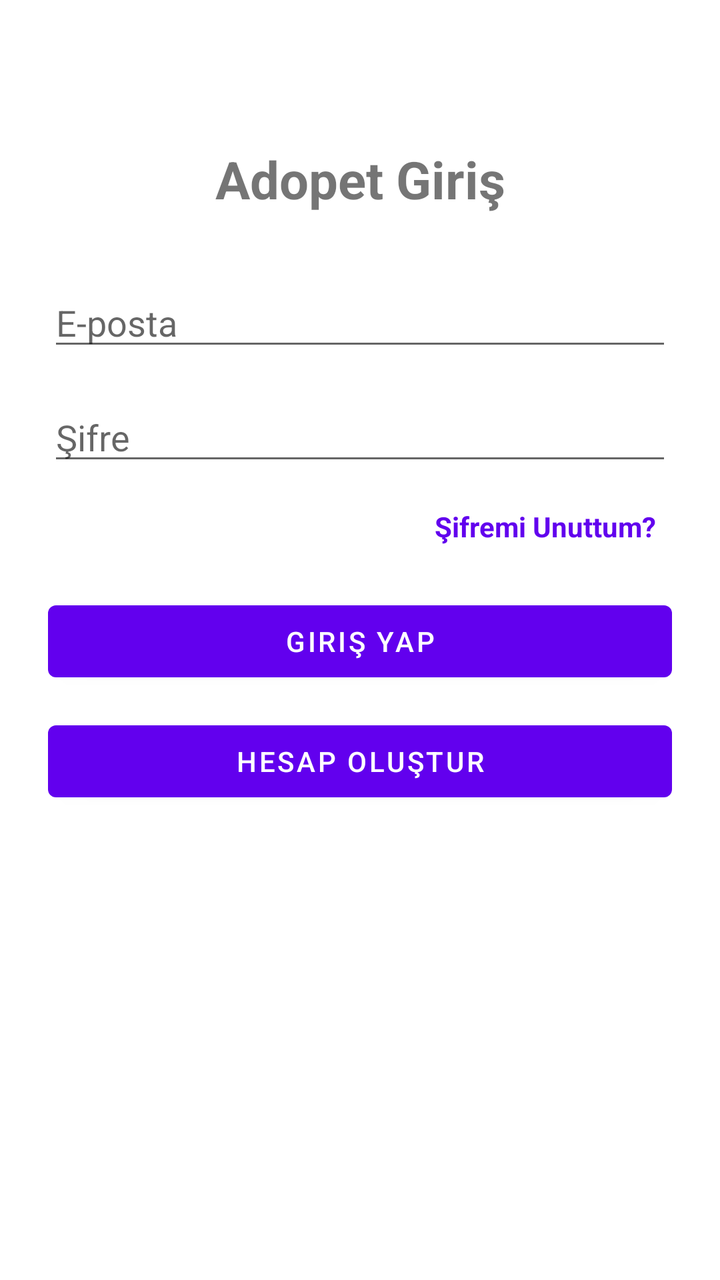
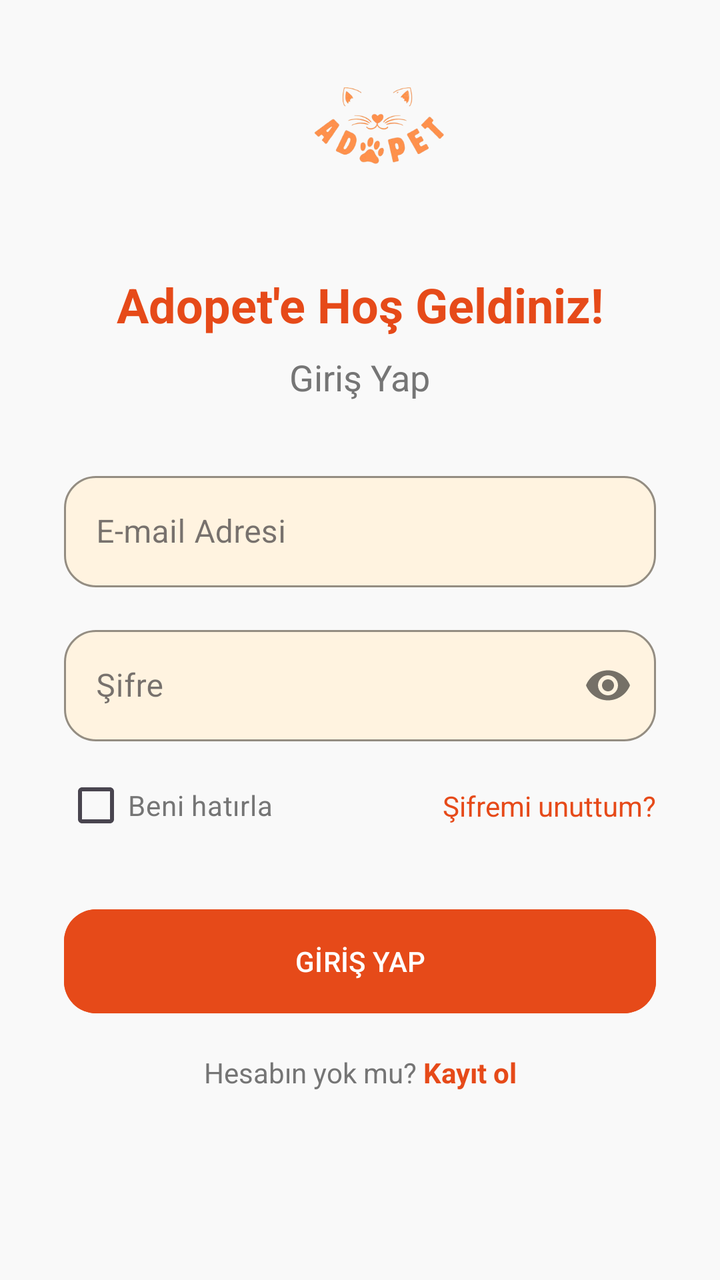

The first picture is an Android layout as it rendered before a commit; the second is the same layout after the commit. The layout source and the unified diff follow.
<!-- AndroidManifest.xml: application theme Theme.Adopet -->
<!-- res/layout/activity_main.xml -->
<?xml version="1.0" encoding="utf-8"?>
<androidx.constraintlayout.widget.ConstraintLayout xmlns:android="http://schemas.android.com/apk/res/android"
    xmlns:app="http://schemas.android.com/apk/res-auto"
    android:layout_width="match_parent"
    android:layout_height="match_parent"
    android:padding="24dp">

    <TextView
        android:id="@+id/txtTitle"
        android:layout_width="wrap_content"
        android:layout_height="wrap_content"
        android:text="Adopet Giriş"
        android:textSize="26sp"
        android:textStyle="bold"
        app:layout_constraintTop_toTopOf="parent"
        app:layout_constraintStart_toStartOf="parent"
        app:layout_constraintEnd_toEndOf="parent"
        android:layout_marginTop="48dp" />

    <EditText
        android:id="@+id/etEmail"
        android:layout_width="0dp"
        android:layout_height="wrap_content"
        android:hint="E-posta"
        android:inputType="textEmailAddress"
        app:layout_constraintTop_toBottomOf="@id/txtTitle"
        app:layout_constraintStart_toStartOf="parent"
        app:layout_constraintEnd_toEndOf="parent"
        android:layout_marginTop="32dp" />

    <EditText
        android:id="@+id/etPassword"
        android:layout_width="0dp"
        android:layout_height="wrap_content"
        android:hint="Şifre"
        android:inputType="textPassword"
        app:layout_constraintTop_toBottomOf="@id/etEmail"
        app:layout_constraintStart_toStartOf="parent"
        app:layout_constraintEnd_toEndOf="parent"
        android:layout_marginTop="16dp" />

    
    <TextView
        android:id="@+id/tvForgotPassword"
        android:layout_width="wrap_content"
        android:layout_height="wrap_content"
        android:text="Şifremi Unuttum?"
        android:textColor="?attr/colorPrimary"
        android:textStyle="bold"
        android:padding="8dp"
        app:layout_constraintTop_toBottomOf="@id/etPassword"
        app:layout_constraintEnd_toEndOf="parent"
        android:layout_marginTop="8dp"/>

    <Button
        android:id="@+id/btnLogin"
        android:layout_width="0dp"
        android:layout_height="wrap_content"
        android:text="Giriş Yap"
        app:layout_constraintTop_toBottomOf="@id/tvForgotPassword"
        app:layout_constraintStart_toStartOf="parent"
        app:layout_constraintEnd_toEndOf="parent"
        android:layout_marginTop="16dp" />

    <Button
        android:id="@+id/btnGoRegister"
        android:layout_width="0dp"
        android:layout_height="wrap_content"
        android:text="Hesap Oluştur"
        app:layout_constraintTop_toBottomOf="@id/btnLogin"
        app:layout_constraintStart_toStartOf="parent"
        app:layout_constraintEnd_toEndOf="parent"
        android:layout_marginTop="12dp" />
</androidx.constraintlayout.widget.ConstraintLayout>
<!-- resources referenced by this layout -->
<resources>
  <style name="Theme.Adopet" parent="Theme.MaterialComponents.DayNight.DarkActionBar">
          
          <item name="colorPrimary">@color/purple_500</item>
          <item name="colorPrimaryVariant">@color/purple_700</item>
          <item name="colorOnPrimary">@color/white</item>
          
          <item name="colorSecondary">@color/teal_200</item>
          <item name="colorSecondaryVariant">@color/teal_700</item>
          <item name="colorOnSecondary">@color/black</item>
          
          <item name="android:statusBarColor">?attr/colorPrimaryVariant</item>
          
      </style>
  <color name="purple_500">#FF6200EE</color>
  <color name="purple_700">#FF3700B3</color>
  <color name="white">#FFFFFFFF</color>
  <color name="teal_200">#FF03DAC5</color>
  <color name="teal_700">#FF018786</color>
  <color name="black">#FF000000</color>
</resources>

<!-- the commit's change to res/layout/activity_main.xml (unified diff, before → after) -->
@@ -1,74 +1,163 @@
 <?xml version="1.0" encoding="utf-8"?>
 <androidx.constraintlayout.widget.ConstraintLayout xmlns:android="http://schemas.android.com/apk/res/android"
     xmlns:app="http://schemas.android.com/apk/res-auto"
+    xmlns:tools="http://schemas.android.com/tools"
     android:layout_width="match_parent"
     android:layout_height="match_parent"
-    android:padding="24dp">
+    android:background="#F9F9F9"
+    tools:context=".MainActivity">
+
+    <ImageView
+        android:id="@+id/imgLogo"
+        android:layout_width="120dp"
+        android:layout_height="wrap_content"
+        android:adjustViewBounds="true"
+        android:src="@drawable/logo_adopet"
+        app:layout_constraintBottom_toTopOf="@+id/tvWelcome"
+        app:layout_constraintEnd_toEndOf="parent"
+        app:layout_constraintHorizontal_bias="0.525"
+        app:layout_constraintStart_toStartOf="parent"
+        app:layout_constraintTop_toTopOf="parent"
+        app:layout_constraintVertical_bias="0.3"
+        app:layout_constraintVertical_chainStyle="packed" />
 
     <TextView
-        android:id="@+id/txtTitle"
+        android:id="@+id/tvWelcome"
         android:layout_width="wrap_content"
         android:layout_height="wrap_content"
-        android:text="Adopet Giriş"
-        android:textSize="26sp"
+        android:layout_marginTop="16dp"
+        android:text="Adopet'e Hoş Geldiniz!"
+        android:textColor="@color/yanRenk"
+        android:textSize="24sp"
         android:textStyle="bold"
-        app:layout_constraintTop_toTopOf="parent"
+        app:layout_constraintBottom_toTopOf="@+id/tvLoginPrompt"
+        app:layout_constraintEnd_toEndOf="parent"
         app:layout_constraintStart_toStartOf="parent"
+        app:layout_constraintTop_toBottomOf="@+id/imgLogo" />
+
+    <TextView
+        android:id="@+id/tvLoginPrompt"
+        android:layout_width="wrap_content"
+        android:layout_height="wrap_content"
+        android:layout_marginTop="8dp"
+        android:text="Giriş Yap"
+        android:textColor="#757575"
+        android:textSize="18sp"
+        app:layout_constraintBottom_toTopOf="@+id/tilEmail"
         app:layout_constraintEnd_toEndOf="parent"
-        android:layout_marginTop="48dp" />
+        app:layout_constraintStart_toStartOf="parent"
+        app:layout_constraintTop_toBottomOf="@+id/tvWelcome" />
 
-    <EditText
-        android:id="@+id/etEmail"
+    <com.google.android.material.textfield.TextInputLayout
+        android:id="@+id/tilEmail"
+        style="@style/Widget.MaterialComponents.TextInputLayout.OutlinedBox"
         android:layout_width="0dp"
         android:layout_height="wrap_content"
-        android:hint="E-posta"
-        android:inputType="textEmailAddress"
-        app:layout_constraintTop_toBottomOf="@id/txtTitle"
+        android:layout_marginStart="32dp"
+        android:layout_marginTop="32dp"
+        android:layout_marginEnd="32dp"
+        android:hint="E-mail Adresi"
+        app:boxBackgroundColor="#FFF3E0"
+        app:boxCornerRadiusBottomEnd="16dp"
+        app:boxCornerRadiusBottomStart="16dp"
+        app:boxCornerRadiusTopEnd="16dp"
+        app:boxCornerRadiusTopStart="16dp"
+        app:boxStrokeColor="@color/yanRenk"
+        app:hintTextColor="@color/yanRenk"
+        app:layout_constraintBottom_toTopOf="@+id/tilPassword"
+        app:layout_constraintEnd_toEndOf="parent"
         app:layout_constraintStart_toStartOf="parent"
-        app:layout_constraintEnd_toEndOf="parent"
-        android:layout_marginTop="32dp" />
+        app:layout_constraintTop_toBottomOf="@+id/tvLoginPrompt">
 
-    <EditText
-        android:id="@+id/etPassword"
+        <com.google.android.material.textfield.TextInputEditText
+            android:id="@+id/etEmail"
+            android:layout_width="match_parent"
+            android:layout_height="wrap_content" />
+
+    </com.google.android.material.textfield.TextInputLayout>
+
+    <com.google.android.material.textfield.TextInputLayout
+        android:id="@+id/tilPassword"
+        style="@style/Widget.MaterialComponents.TextInputLayout.OutlinedBox"
         android:layout_width="0dp"
         android:layout_height="wrap_content"
+        android:layout_marginTop="16dp"
         android:hint="Şifre"
-        android:inputType="textPassword"
-        app:layout_constraintTop_toBottomOf="@id/etEmail"
-        app:layout_constraintStart_toStartOf="parent"
-        app:layout_constraintEnd_toEndOf="parent"
-        android:layout_marginTop="16dp" />
+        app:boxBackgroundColor="#FFF3E0"
+        app:boxCornerRadiusBottomEnd="16dp"
+        app:boxCornerRadiusBottomStart="16dp"
+        app:boxCornerRadiusTopEnd="16dp"
+        app:boxCornerRadiusTopStart="16dp"
+        app:boxStrokeColor="@color/yanRenk"
+        app:hintTextColor="@color/yanRenk"
+        app:layout_constraintEnd_toEndOf="@+id/tilEmail"
+        app:layout_constraintStart_toStartOf="@+id/tilEmail"
+        app:layout_constraintTop_toBottomOf="@+id/tilEmail"
+        app:passwordToggleEnabled="true">
 
-    
+        <com.google.android.material.textfield.TextInputEditText
+            android:id="@+id/etPassword"
+            android:layout_width="match_parent"
+            android:layout_height="wrap_content"
+            android:inputType="textPassword" />
+
+    </com.google.android.material.textfield.TextInputLayout>
+
+    <CheckBox
+        android:id="@+id/cbRememberMe"
+        android:layout_width="wrap_content"
+        android:layout_height="wrap_content"
+        android:layout_marginTop="8dp"
+        android:text="Beni hatırla"
+        android:textColor="#757575"
+        app:layout_constraintStart_toStartOf="@+id/tilPassword"
+        app:layout_constraintTop_toBottomOf="@+id/tilPassword" />
+
     <TextView
         android:id="@+id/tvForgotPassword"
         android:layout_width="wrap_content"
         android:layout_height="wrap_content"
-        android:text="Şifremi Unuttum?"
-        android:textColor="?attr/colorPrimary"
-        android:textStyle="bold"
-        android:padding="8dp"
-        app:layout_constraintTop_toBottomOf="@id/etPassword"
-        app:layout_constraintEnd_toEndOf="parent"
-        android:layout_marginTop="8dp"/>
+        android:text="Şifremi unuttum?"
+        android:textColor="@color/yanRenk"
+        app:layout_constraintBottom_toBottomOf="@+id/cbRememberMe"
+        app:layout_constraintEnd_toEndOf="@+id/tilPassword"
+        app:layout_constraintTop_toTopOf="@+id/cbRememberMe" />
 
-    <Button
+    <com.google.android.material.button.MaterialButton
         android:id="@+id/btnLogin"
         android:layout_width="0dp"
+        android:layout_height="60dp"
+        android:layout_marginTop="24dp"
+        android:text="GİRİŞ YAP"
+        android:backgroundTint="@color/yanRenk"
+        app:cornerRadius="16dp"
+        app:layout_constraintEnd_toEndOf="@+id/tilPassword"
+        app:layout_constraintStart_toStartOf="@+id/tilPassword"
+        app:layout_constraintTop_toBottomOf="@+id/cbRememberMe" />
+
+    <LinearLayout
+        android:id="@+id/llRegister"
+        android:layout_width="wrap_content"
         android:layout_height="wrap_content"
-        android:text="Giriş Yap"
-        app:layout_constraintTop_toBottomOf="@id/tvForgotPassword"
+        android:layout_marginTop="16dp"
+        android:orientation="horizontal"
+        app:layout_constraintEnd_toEndOf="parent"
         app:layout_constraintStart_toStartOf="parent"
-        app:layout_constraintEnd_toEndOf="parent"
-        android:layout_marginTop="16dp" />
+        app:layout_constraintTop_toBottomOf="@+id/btnLogin">
 
-    <Button
-        android:id="@+id/btnGoRegister"
-        android:layout_width="0dp"
-        android:layout_height="wrap_content"
-        android:text="Hesap Oluştur"
-        app:layout_constraintTop_toBottomOf="@id/btnLogin"
-        app:layout_constraintStart_toStartOf="parent"
-        app:layout_constraintEnd_toEndOf="parent"
-        android:layout_marginTop="12dp" />
+        <TextView
+            android:layout_width="wrap_content"
+            android:layout_height="wrap_content"
+            android:text="Hesabın yok mu? "
+            android:textColor="#757575" />
+
+        <TextView
+            android:id="@+id/btnGoRegister"
+            android:layout_width="wrap_content"
+            android:layout_height="wrap_content"
+            android:text="Kayıt ol"
+            android:textColor="@color/yanRenk"
+            android:textStyle="bold" />
+    </LinearLayout>
+
 </androidx.constraintlayout.widget.ConstraintLayout>
<!-- resource entries referenced after the edit -->
@@ -1,9 +1,11 @@
 <!-- resources referenced by this layout -->
 <resources>
-  <style name="Theme.Adopet" parent="Theme.MaterialComponents.DayNight.DarkActionBar">
+  <color name="yanRenk">#E64A19</color>
+  <!-- drawable logo_adopet: png bitmap (drawable, 43453 bytes) -->
+  <style name="Theme.Adopet" parent="Theme.Material3.DayNight.NoActionBar">
           
-          <item name="colorPrimary">@color/purple_500</item>
-          <item name="colorPrimaryVariant">@color/purple_700</item>
+          <item name="colorPrimary">@color/anaRenk</item>
+          <item name="colorPrimaryVariant">@color/yanRenk</item>
           <item name="colorOnPrimary">@color/white</item>
           
           <item name="colorSecondary">@color/teal_200</item>
@@ -11,10 +13,8 @@
           <item name="colorOnSecondary">@color/black</item>
           
           <item name="android:statusBarColor">?attr/colorPrimaryVariant</item>
-          
       </style>
-  <color name="purple_500">#FF6200EE</color>
-  <color name="purple_700">#FF3700B3</color>
+  <color name="anaRenk">#FF8D6D</color>
   <color name="white">#FFFFFFFF</color>
   <color name="teal_200">#FF03DAC5</color>
   <color name="teal_700">#FF018786</color>
